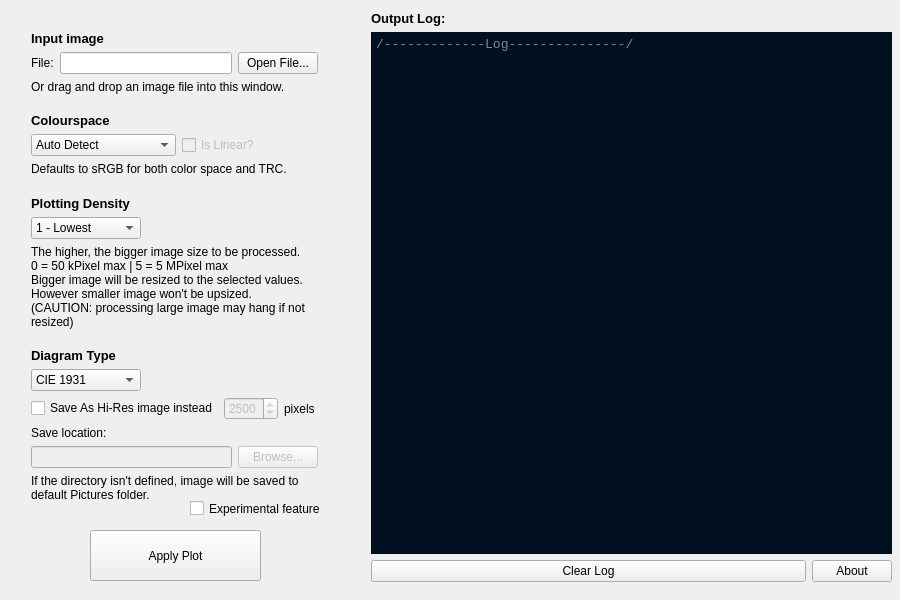
Old version of the form src/MainUIwindow.ui in the repository kampidh/Colour-Gamut-Plotter.
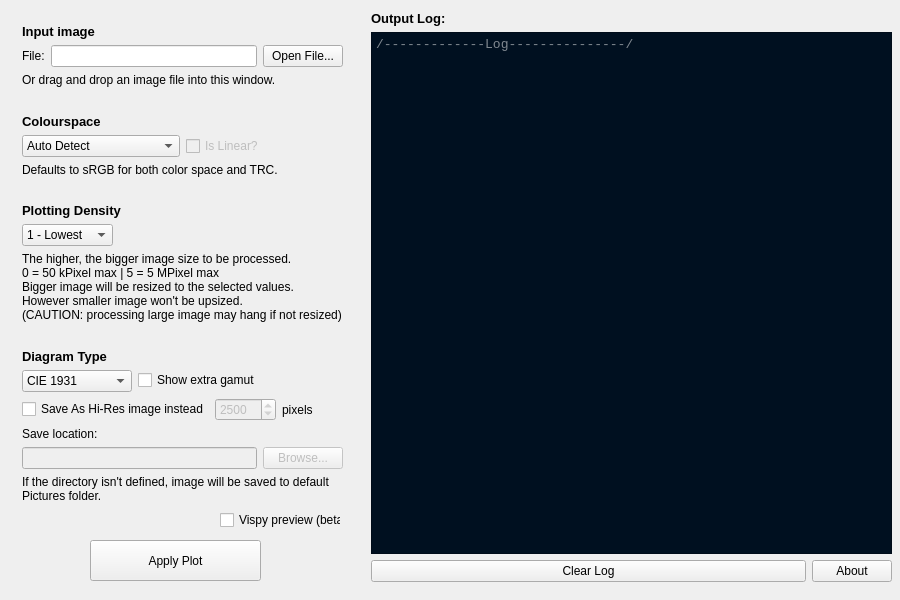
New version of the form.

Commit message: Don't display other gamut display by default

```diff
--- a/src/MainUIwindow.ui
+++ b/src/MainUIwindow.ui
@@ -45,9 +45,9 @@
     <property name="geometry">
      <rect>
       <x>90</x>
-      <y>530</y>
+      <y>540</y>
       <width>171</width>
-      <height>51</height>
+      <height>41</height>
      </rect>
     </property>
     <property name="text">
@@ -135,10 +135,10 @@
    <widget class="QCheckBox" name="useAllTagsCheckbox">
     <property name="geometry">
      <rect>
-      <x>190</x>
-      <y>500</y>
-      <width>131</width>
-      <height>17</height>
+      <x>220</x>
+      <y>510</y>
+      <width>121</width>
+      <height>20</height>
      </rect>
     </property>
     <property name="toolTip">
@@ -148,20 +148,22 @@
 However, using all TRC is painstakingly slow</string>
     </property>
     <property name="text">
-     <string>Experimental features</string>
+     <string>Vispy preview (beta)</string>
     </property>
    </widget>
-   <widget class="QWidget" name="layoutWidget">
+   <widget class="QWidget" name="">
     <property name="geometry">
      <rect>
-      <x>31</x>
-      <y>31</y>
-      <width>287</width>
-      <height>471</height>
+      <x>22</x>
+      <y>24</y>
+      <width>321</width>
+      <height>479</height>
      </rect>
     </property>
-    <layout class="QGridLayout" name="gridLayout">
-     <item row="0" column="0">
+    <layout class="QVBoxLayout" name="verticalLayout_4">
+     <item>
+      <layout class="QVBoxLayout" name="verticalLayout_2">
+       <item>
       <widget class="QLabel" name="label_2">
        <property name="font">
         <font>
@@ -175,7 +177,7 @@
        </property>
       </widget>
      </item>
-     <item row="1" column="0" colspan="2">
+       <item>
       <layout class="QHBoxLayout" name="horizontalLayout">
        <item>
         <widget class="QLabel" name="label">
@@ -206,7 +208,7 @@
        </item>
       </layout>
      </item>
-     <item row="2" column="0" colspan="2">
+       <item>
       <widget class="QLabel" name="label_11">
        <property name="text">
         <string>Or drag and drop an image file into this window.</string>
@@ -216,7 +218,9 @@
        </property>
       </widget>
      </item>
-     <item row="3" column="0">
+      </layout>
+     </item>
+     <item>
       <spacer name="verticalSpacer_3">
        <property name="orientation">
         <enum>Qt::Vertical</enum>
@@ -229,7 +233,9 @@
        </property>
       </spacer>
      </item>
-     <item row="4" column="0">
+     <item>
+      <layout class="QVBoxLayout" name="verticalLayout_3">
+       <item>
       <widget class="QLabel" name="label_3">
        <property name="font">
         <font>
@@ -243,7 +249,7 @@
        </property>
       </widget>
      </item>
-     <item row="5" column="0" colspan="2">
+       <item>
       <layout class="QHBoxLayout" name="horizontalLayout_2">
        <property name="spacing">
         <number>6</number>
@@ -309,7 +315,7 @@
        </item>
       </layout>
      </item>
-     <item row="6" column="0" colspan="2">
+       <item>
       <widget class="QLabel" name="label_5">
        <property name="text">
         <string>Defaults to sRGB for both color space and TRC.</string>
@@ -319,7 +325,9 @@
        </property>
       </widget>
      </item>
-     <item row="7" column="0">
+      </layout>
+     </item>
+     <item>
       <spacer name="verticalSpacer_2">
        <property name="orientation">
         <enum>Qt::Vertical</enum>
@@ -332,7 +340,9 @@
        </property>
       </spacer>
      </item>
-     <item row="8" column="0">
+     <item>
+      <layout class="QFormLayout" name="formLayout">
+       <item row="0" column="0">
       <widget class="QLabel" name="label_6">
        <property name="font">
         <font>
@@ -346,7 +356,7 @@
        </property>
       </widget>
      </item>
-     <item row="9" column="0">
+       <item row="1" column="0">
       <widget class="QComboBox" name="PlotDensityCombo">
        <property name="sizePolicy">
         <sizepolicy hsizetype="Preferred" vsizetype="Fixed">
@@ -394,7 +404,7 @@
        </item>
       </widget>
      </item>
-     <item row="9" column="1">
+       <item row="1" column="1">
       <spacer name="horizontalSpacer_2">
        <property name="orientation">
         <enum>Qt::Horizontal</enum>
@@ -407,7 +417,7 @@
        </property>
       </spacer>
      </item>
-     <item row="10" column="0" colspan="2">
+       <item row="2" column="0" colspan="2">
       <widget class="QLabel" name="label_7">
        <property name="text">
         <string>The higher, the bigger image size to be processed.
@@ -424,7 +434,9 @@
        </property>
       </widget>
      </item>
-     <item row="11" column="0">
+      </layout>
+     </item>
+     <item>
       <spacer name="verticalSpacer">
        <property name="orientation">
         <enum>Qt::Vertical</enum>
@@ -437,7 +449,9 @@
        </property>
       </spacer>
      </item>
-     <item row="12" column="0">
+     <item>
+      <layout class="QFormLayout" name="formLayout_2">
+       <item row="0" column="0">
       <widget class="QLabel" name="label_8">
        <property name="font">
         <font>
@@ -451,7 +465,7 @@
        </property>
       </widget>
      </item>
-     <item row="13" column="0">
+       <item row="1" column="0">
       <widget class="QComboBox" name="DiagramTypeCombo">
        <item>
         <property name="text">
@@ -465,20 +479,17 @@
        </item>
       </widget>
      </item>
-     <item row="13" column="1">
-      <spacer name="horizontalSpacer">
-       <property name="orientation">
-        <enum>Qt::Horizontal</enum>
-       </property>
-       <property name="sizeHint" stdset="0">
-        <size>
-         <width>40</width>
-         <height>20</height>
-        </size>
-       </property>
-      </spacer>
-     </item>
-     <item row="14" column="0" colspan="2">
+       <item row="1" column="1">
+        <widget class="QCheckBox" name="extraGamutCheckbox">
+         <property name="toolTip">
+          <string>If checked, show P3 and Bt.2020 gamut comparison as well.</string>
+         </property>
+         <property name="text">
+          <string>Show extra gamut</string>
+         </property>
+        </widget>
+       </item>
+       <item row="2" column="0" colspan="2">
       <layout class="QHBoxLayout" name="horizontalLayout_5">
        <item>
         <widget class="QCheckBox" name="SaveAsCheckbox">
@@ -515,14 +526,14 @@
        </item>
       </layout>
      </item>
-     <item row="15" column="0">
+       <item row="3" column="0">
       <widget class="QLabel" name="label_9">
        <property name="text">
         <string>Save location:</string>
        </property>
       </widget>
      </item>
-     <item row="16" column="0" colspan="2">
+       <item row="4" column="0" colspan="2">
       <layout class="QHBoxLayout" name="horizontalLayout_3">
        <item>
         <widget class="QLineEdit" name="SaveDirectoryInput">
@@ -546,7 +557,7 @@
        </item>
       </layout>
      </item>
-     <item row="17" column="0" colspan="2">
+       <item row="5" column="0" colspan="2">
       <widget class="QLabel" name="label_10">
        <property name="text">
         <string>If the directory isn't defined, image will be saved to default Pictures folder.</string>
@@ -558,6 +569,8 @@
         <bool>true</bool>
        </property>
       </widget>
+       </item>
+      </layout>
      </item>
     </layout>
    </widget>
```
Left out of the diff: 5 changed lines with no effect on the pictures. Lines whose indentation alone changed are shown as unchanged. The commit also changes 1 other file.
